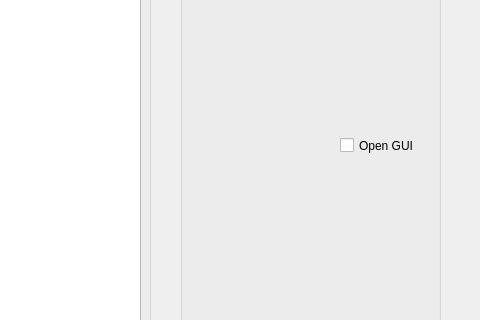
Qt form work_station/src/console_gui.ui (GeremyAndOrange/ROS2) before a commit; both pictures show x 590 to 1070 and y 286 to 606 of the 1070 by 940 pixel window.
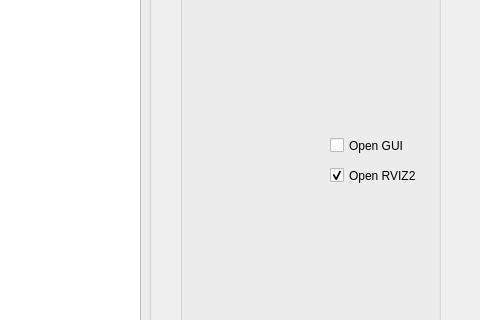
The same form after that commit.

Commit message: 修改：     manager/src/manager.cpp 	修改：     robot_control/src/control.cpp 	修改：     robot_description/launch/environment.launch.py 	修改：     robot_description/launch/robot.launch.py 	修改：     work_station/src/console_gui.cpp 	修改：     work_station/src/console_gui.ui

```diff
--- a/work_station/src/console_gui.ui
+++ b/work_station/src/console_gui.ui
@@ -117,9 +117,9 @@
    <widget class="QCheckBox" name="CheckGui">
     <property name="geometry">
      <rect>
-      <x>160</x>
+      <x>150</x>
       <y>400</y>
-      <width>92</width>
+      <width>111</width>
       <height>23</height>
      </rect>
     </property>
@@ -127,6 +127,22 @@
      <string>Open GUI</string>
     </property>
    </widget>
+   <widget class="QCheckBox" name="CheckRviz">
+    <property name="geometry">
+     <rect>
+      <x>150</x>
+      <y>430</y>
+      <width>111</width>
+      <height>23</height>
+     </rect>
+    </property>
+    <property name="text">
+     <string>Open RVIZ2</string>
+    </property>
+    <property name="checked">
+     <bool>true</bool>
+    </property>
+   </widget>
   </widget>
  </widget>
  <resources/>
```
The commit also changes 5 other files.
